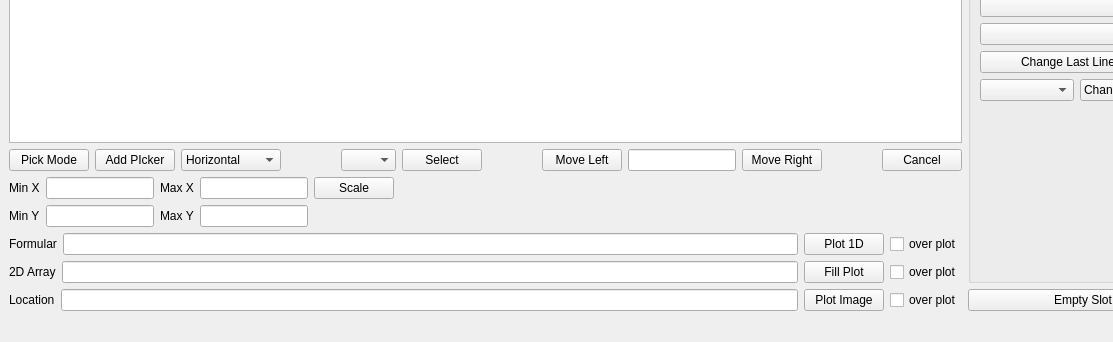
This is PlotData/ui_MainWindowNDim.ui in neutrons/GUI_Tools as Qt 5 draws it before an edit; both pictures show x 0 to 1113 and y 511 to 853 of the 1207 by 853 pixel window. The edited form follows.
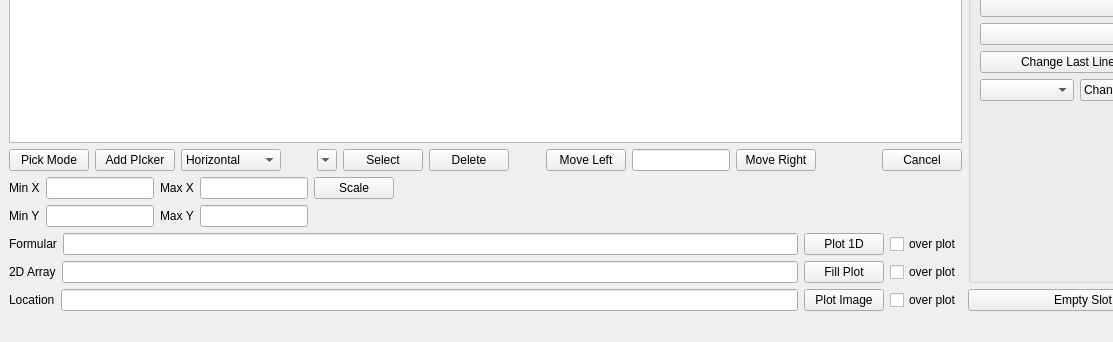
This is the edited form. Custom widgets are drawn as their Qt base class.

Commit message: Refs #1. Implemented the method to delete an indicating line.

The edit to the form file:
```diff
--- a/PlotData/ui_MainWindowNDim.ui
+++ b/PlotData/ui_MainWindowNDim.ui
@@ -97,6 +97,12 @@
               <verstretch>0</verstretch>
              </sizepolicy>
             </property>
+            <property name="minimumSize">
+             <size>
+              <width>20</width>
+              <height>0</height>
+             </size>
+            </property>
             <item>
              <property name="text">
               <string/>
@@ -111,6 +117,13 @@
             </property>
            </widget>
           </item>
+          <item>
+           <widget class="QPushButton" name="pushButton_deleteIndicator">
+            <property name="text">
+             <string>Delete</string>
+            </property>
+           </widget>
+          </item>
           <item>
            <spacer name="horizontalSpacer_5">
             <property name="orientation">
@@ -170,6 +183,19 @@
             </property>
            </spacer>
           </item>
+          <item>
+           <spacer name="horizontalSpacer_7">
+            <property name="orientation">
+             <enum>Qt::Horizontal</enum>
+            </property>
+            <property name="sizeHint" stdset="0">
+             <size>
+              <width>40</width>
+              <height>20</height>
+             </size>
+            </property>
+           </spacer>
+          </item>
           <item>
            <widget class="QPushButton" name="pushButton_cancelInteractMode">
             <property name="text">
```
The commit also changes 5 other files.
